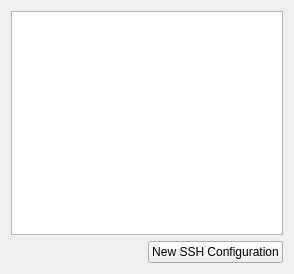
Above: src/Plugins/SSHManager/sshwidget.ui from KDE/konsole before the change. Below: the same form after it.
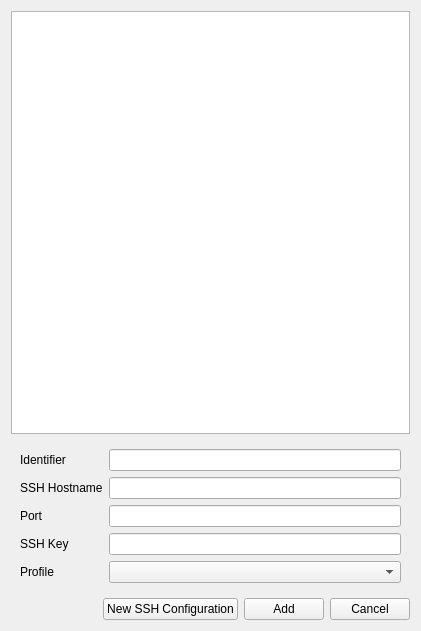
That is the form after the change.

Commit message: Add panel with the needed ssh info

What changed in the file:
```diff
--- a/src/Plugins/SSHManager/sshwidget.ui
+++ b/src/Plugins/SSHManager/sshwidget.ui
@@ -6,8 +6,8 @@
    <rect>
     <x>0</x>
     <y>0</y>
-    <width>294</width>
-    <height>274</height>
+    <width>421</width>
+    <height>631</height>
    </rect>
   </property>
   <property name="windowTitle">
@@ -17,6 +17,69 @@
    <item>
     <widget class="QTreeView" name="treeView"/>
    </item>
+   <item>
+    <widget class="QWidget" name="sshInfoPane" native="true">
+     <layout class="QFormLayout" name="formLayout">
+      <item row="1" column="0">
+       <widget class="QLabel" name="label">
+        <property name="text">
+         <string>SSH Hostname</string>
+        </property>
+       </widget>
+      </item>
+      <item row="1" column="1">
+       <widget class="QLineEdit" name="hostname"/>
+      </item>
+      <item row="0" column="0">
+       <widget class="QLabel" name="label_2">
+        <property name="text">
+         <string>Identifier</string>
+        </property>
+       </widget>
+      </item>
+      <item row="0" column="1">
+       <widget class="QLineEdit" name="name"/>
+      </item>
+      <item row="2" column="0">
+       <widget class="QLabel" name="label_3">
+        <property name="text">
+         <string>Port</string>
+        </property>
+       </widget>
+      </item>
+      <item row="2" column="1">
+       <widget class="QLineEdit" name="port"/>
+      </item>
+      <item row="3" column="0">
+       <widget class="QLabel" name="label_4">
+        <property name="text">
+         <string>SSH Key</string>
+        </property>
+       </widget>
+      </item>
+      <item row="4" column="0">
+       <widget class="QLabel" name="label_5">
+        <property name="text">
+         <string>Profile</string>
+        </property>
+       </widget>
+      </item>
+      <item row="4" column="1">
+       <widget class="QComboBox" name="profile">
+        <property name="sizePolicy">
+         <sizepolicy hsizetype="MinimumExpanding" vsizetype="Fixed">
+          <horstretch>0</horstretch>
+          <verstretch>0</verstretch>
+         </sizepolicy>
+        </property>
+       </widget>
+      </item>
+      <item row="3" column="1">
+       <widget class="QLineEdit" name="sshkey"/>
+      </item>
+     </layout>
+    </widget>
+   </item>
    <item>
     <layout class="QHBoxLayout" name="horizontalLayout">
      <item>
@@ -39,6 +102,20 @@
        </property>
       </widget>
      </item>
+     <item>
+      <widget class="QPushButton" name="btnAdd">
+       <property name="text">
+        <string>Add</string>
+       </property>
+      </widget>
+     </item>
+     <item>
+      <widget class="QPushButton" name="btnCancel">
+       <property name="text">
+        <string>Cancel</string>
+       </property>
+      </widget>
+     </item>
     </layout>
    </item>
   </layout>
```
The commit also changes 2 other files.
